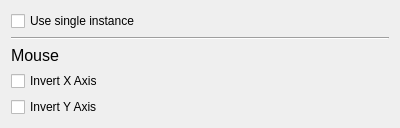
Before: the Qt Designer form src/tools/hlmv/ui/options/OptionsPageGeneral.ui in SamVanheer/HalfLifeAssetManager, drawn with Qt 5.
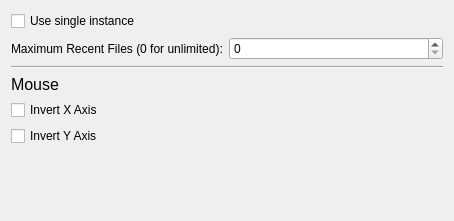
After: the same form once the commit is applied.

Commit message: Implement recent files list

What changed in the file:
```diff
--- a/src/tools/hlmv/ui/options/OptionsPageGeneral.ui
+++ b/src/tools/hlmv/ui/options/OptionsPageGeneral.ui
@@ -6,29 +6,55 @@
    <rect>
     <x>0</x>
     <y>0</y>
-    <width>400</width>
-    <height>121</height>
+    <width>454</width>
+    <height>221</height>
    </rect>
   </property>
   <property name="windowTitle">
    <string>Form</string>
   </property>
   <layout class="QGridLayout" name="gridLayout">
-   <item row="3" column="0">
-    <widget class="QCheckBox" name="InvertMouseX">
+   <item row="1" column="0">
+    <widget class="QLabel" name="label_2">
+     <property name="sizePolicy">
+      <sizepolicy hsizetype="Fixed" vsizetype="Preferred">
+       <horstretch>0</horstretch>
+       <verstretch>0</verstretch>
+      </sizepolicy>
+     </property>
      <property name="text">
-      <string>Invert X Axis</string>
+      <string>Maximum Recent Files (0 for unlimited):</string>
      </property>
     </widget>
    </item>
-   <item row="0" column="0">
+   <item row="1" column="1">
+    <widget class="QSpinBox" name="MaxRecentFiles">
+     <property name="maximum">
+      <number>100</number>
+     </property>
+    </widget>
+   </item>
+   <item row="2" column="0" colspan="2">
+    <widget class="Line" name="line">
+     <property name="minimumSize">
+      <size>
+       <width>0</width>
+       <height>0</height>
+      </size>
+     </property>
+     <property name="orientation">
+      <enum>Qt::Horizontal</enum>
+     </property>
+    </widget>
+   </item>
+   <item row="0" column="0" colspan="2">
     <widget class="QCheckBox" name="UseSingleInstance">
      <property name="text">
       <string>Use single instance</string>
      </property>
     </widget>
    </item>
-   <item row="2" column="0">
+   <item row="3" column="0" colspan="2">
     <widget class="QLabel" name="label">
      <property name="font">
       <font>
@@ -43,14 +69,21 @@
      </property>
     </widget>
    </item>
-   <item row="1" column="0">
-    <widget class="Line" name="line">
-     <property name="orientation">
-      <enum>Qt::Horizontal</enum>
+   <item row="4" column="0" colspan="2">
+    <widget class="QCheckBox" name="InvertMouseX">
+     <property name="text">
+      <string>Invert X Axis</string>
      </property>
     </widget>
    </item>
-   <item row="5" column="0">
+   <item row="5" column="0" colspan="2">
+    <widget class="QCheckBox" name="InvertMouseY">
+     <property name="text">
+      <string>Invert Y Axis</string>
+     </property>
+    </widget>
+   </item>
+   <item row="6" column="0" colspan="2">
     <spacer name="verticalSpacer">
      <property name="orientation">
       <enum>Qt::Vertical</enum>
@@ -63,13 +96,6 @@
      </property>
     </spacer>
    </item>
-   <item row="4" column="0">
-    <widget class="QCheckBox" name="InvertMouseY">
-     <property name="text">
-      <string>Invert Y Axis</string>
-     </property>
-    </widget>
-   </item>
   </layout>
  </widget>
  <resources/>
```
The commit also changes 10 other files.
